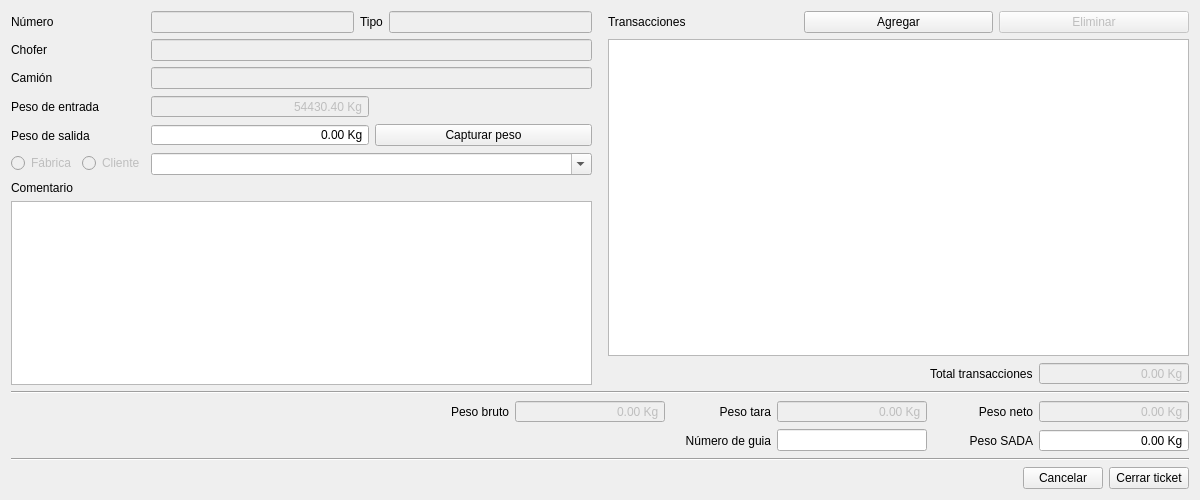
Old version of the form romano/ui/close_ticket.ui in the repository elshaka/Romano.
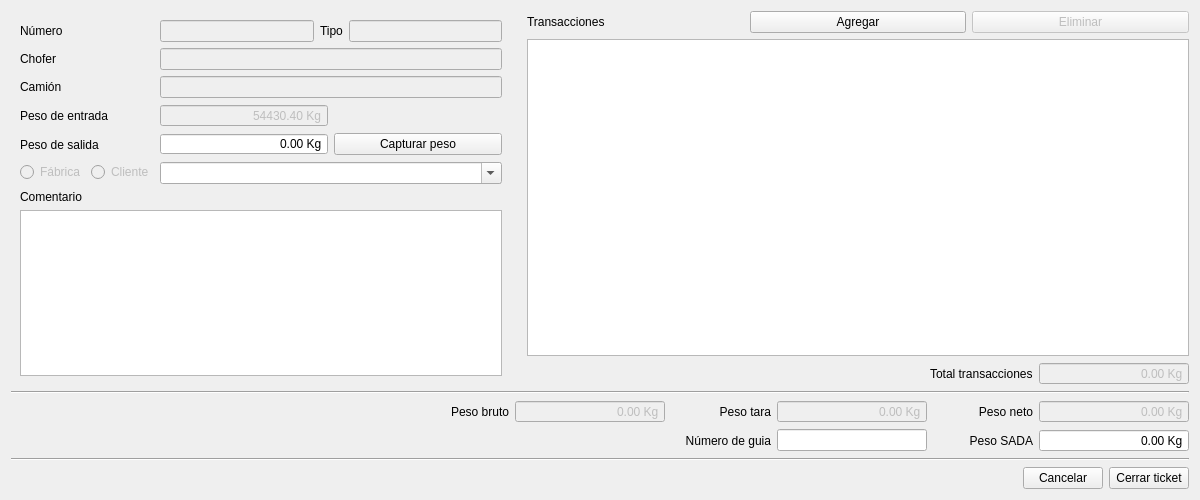
New version of the form. Icons and pictures are not drawn.

Commit message: Set maximum width for ticket layout in close ticket dialog

```diff
--- a/romano/ui/close_ticket.ui
+++ b/romano/ui/close_ticket.ui
@@ -23,6 +23,13 @@
    <item>
     <layout class="QHBoxLayout" name="dialogLayout">
      <item>
+      <widget class="QWidget" name="ticketWidget" native="true">
+       <property name="maximumSize">
+        <size>
+         <width>500</width>
+         <height>16777215</height>
+        </size>
+       </property>
       <layout class="QVBoxLayout" name="ticketLayout" stretch="0,0,0">
        <item>
         <layout class="QFormLayout" name="ticketFormLayout">
@@ -240,6 +247,7 @@
         <widget class="QTextEdit" name="commentTextEdit"/>
        </item>
       </layout>
+      </widget>
      </item>
      <item>
       <spacer name="horizontalSpacer_3">
```
Lines whose indentation alone changed are shown as unchanged. The commit also changes 1 other file.
